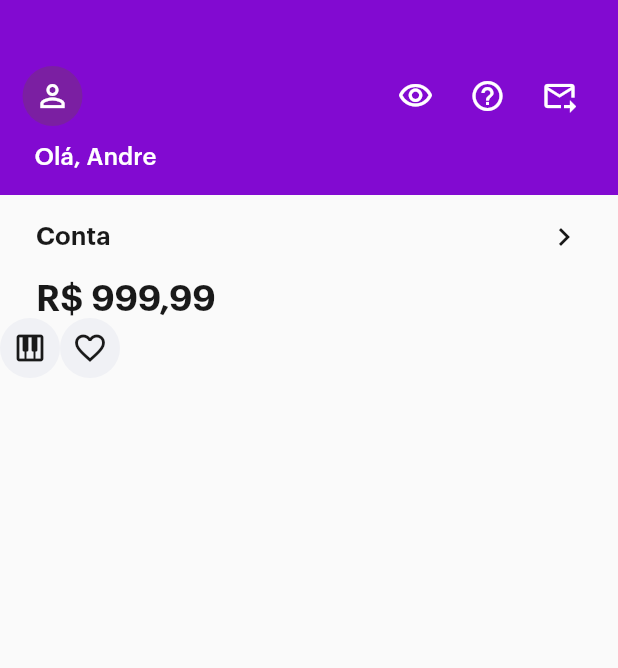
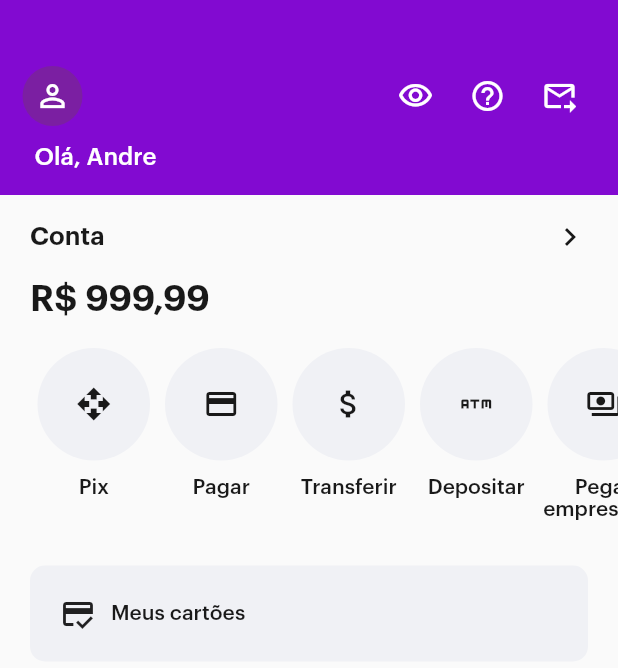
Before and after one commit to andrekubotsu/flutter-nubank-ui-clone, a Flutter app: the screen it shows after launch, on a phone screen of 412 x 824 dp. Shown: the top 668 px of the screen. Run offline on Flutter 3.47's test engine with Material 2 defaults, Android fonts, the phone set to English and light mode, and no system bars.

Commit message:
added: icon text button widgets, fonts, cards

```diff
--- a/lib/modules/home/home_page.dart
+++ b/lib/modules/home/home_page.dart
@@ -2,6 +2,7 @@ import 'package:flutter/material.dart';
 import 'package:nubank_ui_clone/shared/constants/app_colors.dart';
 import 'package:nubank_ui_clone/shared/constants/app_fonts.dart';
 import 'package:nubank_ui_clone/shared/widgets/custom_appbar_widget.dart';
+import 'package:nubank_ui_clone/shared/widgets/custom_icon_text_button_widget.dart';
 
 class HomePage extends StatefulWidget {
   HomePage({Key? key}) : super(key: key);
@@ -24,7 +25,7 @@ class _HomePageState extends State<HomePage> {
           children: [
             Padding(
               padding:
-                  const EdgeInsets.symmetric(horizontal: 24.0, vertical: 16),
+                  const EdgeInsets.symmetric(horizontal: 20.0, vertical: 16),
               child: Row(
                 mainAxisAlignment: MainAxisAlignment.spaceBetween,
                 children: [
@@ -40,7 +41,7 @@ class _HomePageState extends State<HomePage> {
               ),
             ),
             Padding(
-              padding: const EdgeInsets.symmetric(horizontal: 24.0),
+              padding: const EdgeInsets.symmetric(horizontal: 20.0),
               child: Row(
                 children: [
                   Text(
@@ -50,27 +51,79 @@ class _HomePageState extends State<HomePage> {
                 ],
               ),
             ),
-            Row(
-              children: [
-                CircleAvatar(
-                  backgroundColor: AppColors.lightGrey,
-                  child: IconButton(
-                      onPressed: () {},
-                      icon: Icon(
-                        Icons.piano,
-                        color: AppColors.black,
-                      )),
+            SingleChildScrollView(
+              scrollDirection: Axis.horizontal,
+              child: Padding(
+                padding: const EdgeInsets.all(20.0),
+                child: Row(
+                  crossAxisAlignment: CrossAxisAlignment.start,
+                  mainAxisSize: MainAxisSize.max,
+                  mainAxisAlignment: MainAxisAlignment.spaceAround,
+                  children: [
+                    CustomIconTextButton(
+                      //TODO: icon pix from material design, it exists but not in flutter yet
+                      icon: Icons.open_with_outlined,
+                      text: 'Pix',
+                    ),
+                    CustomIconTextButton(
+                      icon: Icons.payment_outlined,
+                      text: 'Pagar',
+                    ),
+                    CustomIconTextButton(
+                      icon: Icons.attach_money_outlined,
+                      text: 'Transferir',
+                    ),
+                    CustomIconTextButton(
+                      icon: Icons.atm_outlined,
+                      text: 'Depositar',
+                    ),
+                    CustomIconTextButton(
+                      icon: Icons.payments_outlined,
+                      text: 'Pegar emprestado',
+                    ),
+                    CustomIconTextButton(
+                      icon: Icons.phone_android_outlined,
+                      text: 'Recarga de celular',
+                    ),
+                    CustomIconTextButton(
+                      icon: Icons.monetization_on_outlined,
+                      text: 'Cobrar',
+                    ),
+                    CustomIconTextButton(
+                      icon: Icons.favorite_border,
+                      text: 'Doação',
+                    ),
+                    CustomIconTextButton(
+                      icon: Icons.help_outline,
+                      text: 'Encontrar Atalhos',
+                    ),
+                  ],
                 ),
-                CircleAvatar(
-                  backgroundColor: AppColors.lightGrey,
-                  child: IconButton(
-                      onPressed: () {},
-                      icon: Icon(
-                        Icons.favorite_border_outlined,
-                        color: AppColors.black,
-                      )),
-                )
-              ],
+              ),
+            ),
+            Padding(
+              padding:
+                  const EdgeInsets.symmetric(horizontal: 20.0, vertical: 10),
+              child: Container(
+                padding: const EdgeInsets.all(20),
+                width: mediaSize.width,
+                decoration: BoxDecoration(
+                  color: AppColors.lightGrey,
+                  borderRadius: BorderRadius.circular(10),
+                ),
+                child: Row(
+                  children: [
+                    Icon(Icons.credit_score_outlined),
+                    SizedBox(
+                      width: 10,
+                    ),
+                    Text(
+                      'Meus cartões',
+                      style: AppTextStyles.graphik14black500,
+                    )
+                  ],
+                ),
+              ),
             )
           ],
         ),
--- a/lib/shared/constants/app_fonts.dart
+++ b/lib/shared/constants/app_fonts.dart
@@ -7,6 +7,12 @@ class AppTextStyles {
       color: AppColors.white,
       fontSize: 16,
       fontFamily: 'Graphik',
+      fontWeight: FontWeight.w500);
+
+  static const graphik14black500 = TextStyle(
+      color: AppColors.black,
+      fontFamily: 'Graphik',
+      fontSize: 14,
       fontWeight: FontWeight.w500);
 
   static const graphik17black600 = TextStyle(
--- /dev/null
+++ b/lib/shared/widgets/custom_icon_text_button_widget.dart
@@ -0,0 +1,49 @@
+import 'package:flutter/material.dart';
+import 'package:nubank_ui_clone/shared/constants/app_colors.dart';
+import 'package:nubank_ui_clone/shared/constants/app_fonts.dart';
+
+class CustomIconTextButton extends StatelessWidget {
+  const CustomIconTextButton({
+    Key? key,
+    required this.icon,
+    required this.text,
+    this.onPressed,
+  }) : super(key: key);
+  final IconData icon;
+  final String text;
+  final void Function()? onPressed;
+
+  @override
+  Widget build(BuildContext context) {
+    return Column(
+      children: [
+        Container(
+          width: 75,
+          height: 75,
+          decoration: BoxDecoration(
+            color: AppColors.lightGrey,
+            shape: BoxShape.circle,
+          ),
+          child: IconButton(
+              onPressed: onPressed,
+              icon: Icon(
+                icon,
+                color: AppColors.black,
+              )),
+        ),
+        SizedBox(
+          height: 10,
+        ),
+        Container(
+          alignment: Alignment.center,
+          width: 85,
+          child: Text(
+            text,
+            textAlign: TextAlign.center,
+            style: AppTextStyles.graphik14black500,
+          ),
+        )
+      ],
+    );
+  }
+}
```
